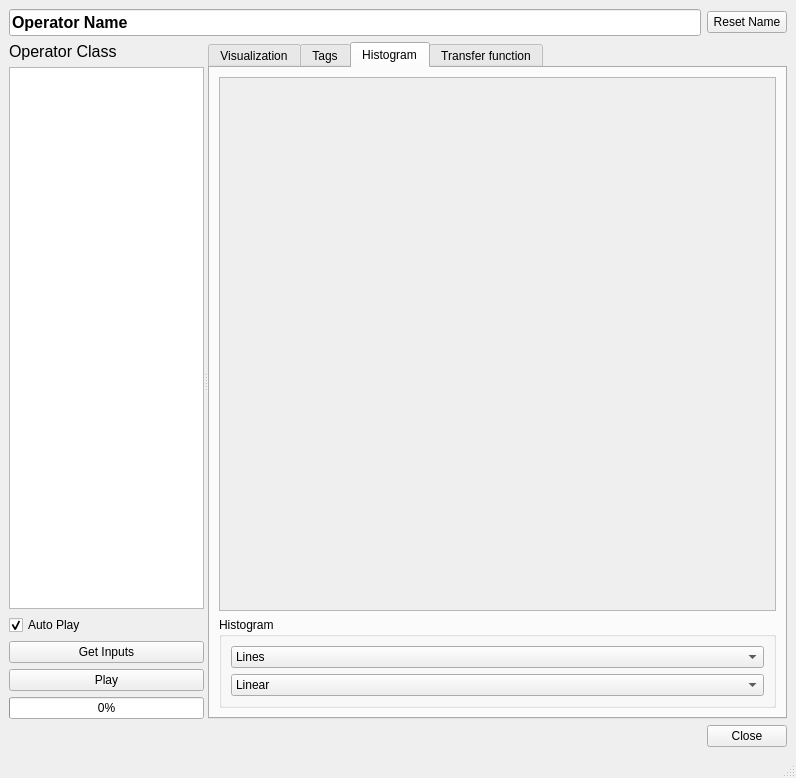
Qt form ui/visualization.ui (ploki/darkflow) before a commit.
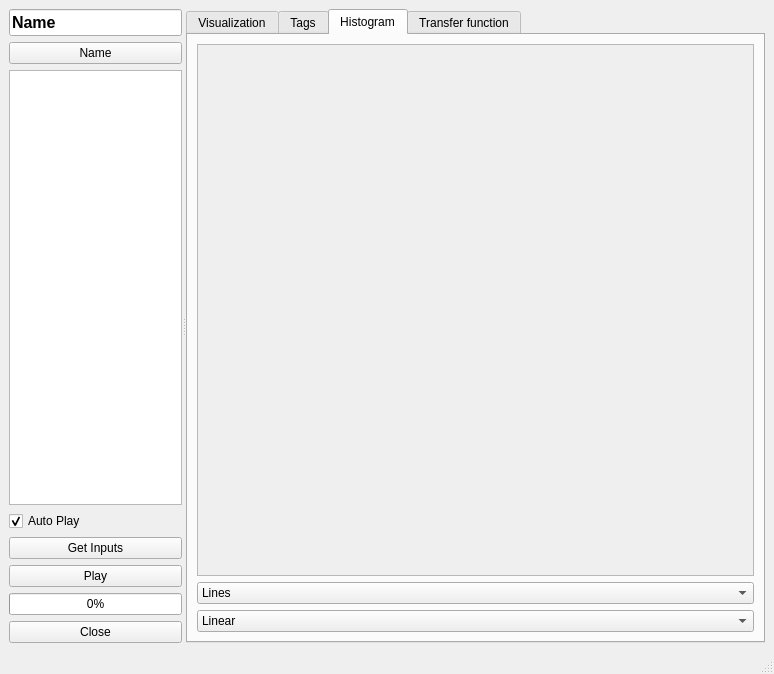
The same form after that commit. The open tabs and pages were chosen to show the change.

Commit message:
Visualization window size reduced
 - visualization window layout modified to fit in small displays
 - restore original palette when selecting "workspace only" in preferences

What changed in the file:
```diff
--- a/ui/visualization.ui
+++ b/ui/visualization.ui
@@ -6,17 +6,34 @@
    <rect>
     <x>0</x>
     <y>0</y>
-    <width>796</width>
-    <height>778</height>
+    <width>774</width>
+    <height>674</height>
    </rect>
   </property>
+  <property name="sizePolicy">
+   <sizepolicy hsizetype="Preferred" vsizetype="MinimumExpanding">
+    <horstretch>0</horstretch>
+    <verstretch>0</verstretch>
+   </sizepolicy>
+  </property>
   <property name="windowTitle">
    <string>MainWindow</string>
   </property>
   <widget class="QWidget" name="centralwidget">
    <layout class="QVBoxLayout" name="verticalLayout">
     <item>
-     <layout class="QHBoxLayout" name="horizontalLayout_5">
+     <widget class="QSplitter" name="splitter">
+      <property name="orientation">
+       <enum>Qt::Horizontal</enum>
+      </property>
+      <widget class="QWidget" name="widget" native="true">
+       <property name="sizePolicy">
+        <sizepolicy hsizetype="Expanding" vsizetype="Expanding">
+         <horstretch>0</horstretch>
+         <verstretch>0</verstretch>
+        </sizepolicy>
+       </property>
+       <layout class="QVBoxLayout" name="verticalLayout_2">
       <item>
        <widget class="QLineEdit" name="operatorName">
         <property name="font">
@@ -27,40 +44,25 @@
          </font>
         </property>
         <property name="text">
-         <string>Operator Name</string>
+           <string>Name</string>
         </property>
        </widget>
       </item>
       <item>
        <widget class="QPushButton" name="operatorNameReset">
         <property name="text">
-         <string>Reset Name</string>
-        </property>
-       </widget>
-      </item>
-     </layout>
-    </item>
-    <item>
-     <widget class="QSplitter" name="splitter">
-      <property name="orientation">
-       <enum>Qt::Horizontal</enum>
-      </property>
-      <widget class="QWidget" name="widget" native="true">
-       <layout class="QVBoxLayout" name="verticalLayout_2">
-        <item>
-         <widget class="QLabel" name="operatorClass">
-          <property name="font">
-           <font>
-            <pointsize>12</pointsize>
-           </font>
-          </property>
-          <property name="text">
-           <string>Operator Class</string>
+           <string>Name</string>
           </property>
          </widget>
         </item>
         <item>
          <widget class="QTreeWidget" name="tree_photos">
+          <property name="sizePolicy">
+           <sizepolicy hsizetype="Preferred" vsizetype="Preferred">
+            <horstretch>0</horstretch>
+            <verstretch>0</verstretch>
+           </sizepolicy>
+          </property>
           <property name="indentation">
            <number>0</number>
           </property>
@@ -105,6 +107,13 @@
           </property>
          </widget>
         </item>
+        <item>
+         <widget class="QPushButton" name="button_close">
+          <property name="text">
+           <string>Close</string>
+          </property>
+         </widget>
+        </item>
        </layout>
       </widget>
       <widget class="QWidget" name="widget_2" native="true">
@@ -124,12 +133,8 @@
            <attribute name="title">
             <string>Visualization</string>
            </attribute>
-           <layout class="QVBoxLayout" name="verticalLayout_4">
+           <layout class="QVBoxLayout" name="verticalLayout_7">
             <item>
-             <widget class="QSplitter" name="splitter_2">
-              <property name="orientation">
-               <enum>Qt::Vertical</enum>
-              </property>
               <widget class="QGraphicsView" name="graphicsView">
                <property name="sizePolicy">
                 <sizepolicy hsizetype="Expanding" vsizetype="Expanding">
@@ -147,7 +152,8 @@
                 </brush>
                </property>
               </widget>
-              <widget class="QWidget" name="layoutWidget">
+            </item>
+            <item>
                <layout class="QHBoxLayout" name="horizontalLayout">
                 <item>
                  <spacer name="horizontalSpacer_2">
@@ -208,7 +214,7 @@
                    <item row="4" column="0">
                     <widget class="QRadioButton" name="radio_zoomCustom">
                      <property name="text">
-                      <string>Custom:</string>
+                    <string>Custo&amp;m:</string>
                      </property>
                     </widget>
                    </item>
@@ -598,8 +604,6 @@
                  </spacer>
                 </item>
                </layout>
-              </widget>
-             </widget>
             </item>
            </layout>
           </widget>
@@ -664,9 +668,15 @@
            <attribute name="title">
             <string>Histogram</string>
            </attribute>
-           <layout class="QVBoxLayout" name="verticalLayout_6">
+           <layout class="QVBoxLayout" name="verticalLayout_4">
             <item>
              <widget class="QScrollArea" name="scrollArea_2">
+              <property name="sizePolicy">
+               <sizepolicy hsizetype="Preferred" vsizetype="Preferred">
+                <horstretch>0</horstretch>
+                <verstretch>0</verstretch>
+               </sizepolicy>
+              </property>
               <property name="minimumSize">
                <size>
                 <width>512</width>
@@ -687,8 +697,8 @@
                 <rect>
                  <x>0</x>
                  <y>0</y>
-                 <width>510</width>
-                 <height>510</height>
+                 <width>675</width>
+                 <height>563</height>
                 </rect>
                </property>
                <layout class="QVBoxLayout" name="verticalLayout_9">
@@ -740,18 +750,6 @@
              </widget>
             </item>
             <item>
-             <widget class="QGroupBox" name="groupBox_3">
-              <property name="enabled">
-               <bool>true</bool>
-              </property>
-              <property name="title">
-               <string>Histogram</string>
-              </property>
-              <layout class="QVBoxLayout" name="verticalLayout_7">
-               <property name="sizeConstraint">
-                <enum>QLayout::SetMinimumSize</enum>
-               </property>
-               <item>
                 <widget class="QComboBox" name="combo_surface">
                  <item>
                   <property name="text">
@@ -781,14 +779,11 @@
                </item>
               </layout>
              </widget>
-            </item>
-           </layout>
-          </widget>
           <widget class="QWidget" name="tab_curve">
            <attribute name="title">
             <string>Transfer function</string>
            </attribute>
-           <layout class="QVBoxLayout" name="verticalLayout_8">
+           <layout class="QVBoxLayout" name="verticalLayout_6">
             <item>
              <widget class="QScrollArea" name="scrollArea_curve">
               <property name="minimumSize">
@@ -812,7 +807,7 @@
                  <x>0</x>
                  <y>0</y>
                  <width>510</width>
-                 <height>510</height>
+                 <height>512</height>
                 </rect>
                </property>
                <layout class="QHBoxLayout" name="horizontalLayout_3">
@@ -843,12 +838,6 @@
              </widget>
             </item>
             <item>
-             <widget class="QGroupBox" name="groupBox_4">
-              <property name="title">
-               <string>Transfer Function</string>
-              </property>
-              <layout class="QVBoxLayout" name="verticalLayout_10">
-               <item>
                 <widget class="QComboBox" name="combo_cumulative">
                  <item>
                   <property name="text">
@@ -883,22 +872,12 @@
                </item>
               </layout>
              </widget>
-            </item>
-           </layout>
-          </widget>
-         </widget>
+         </widget>
         </item>
        </layout>
       </widget>
      </widget>
     </item>
-    <item>
-     <widget class="QDialogButtonBox" name="buttonBox">
-      <property name="standardButtons">
-       <set>QDialogButtonBox::Close</set>
-      </property>
-     </widget>
-    </item>
    </layout>
   </widget>
   <widget class="QStatusBar" name="statusBar"/>
```
Left out of the diff: 39 changed lines with no effect on the pictures. Lines whose indentation alone changed are shown as unchanged. The commit also changes 4 other files.
